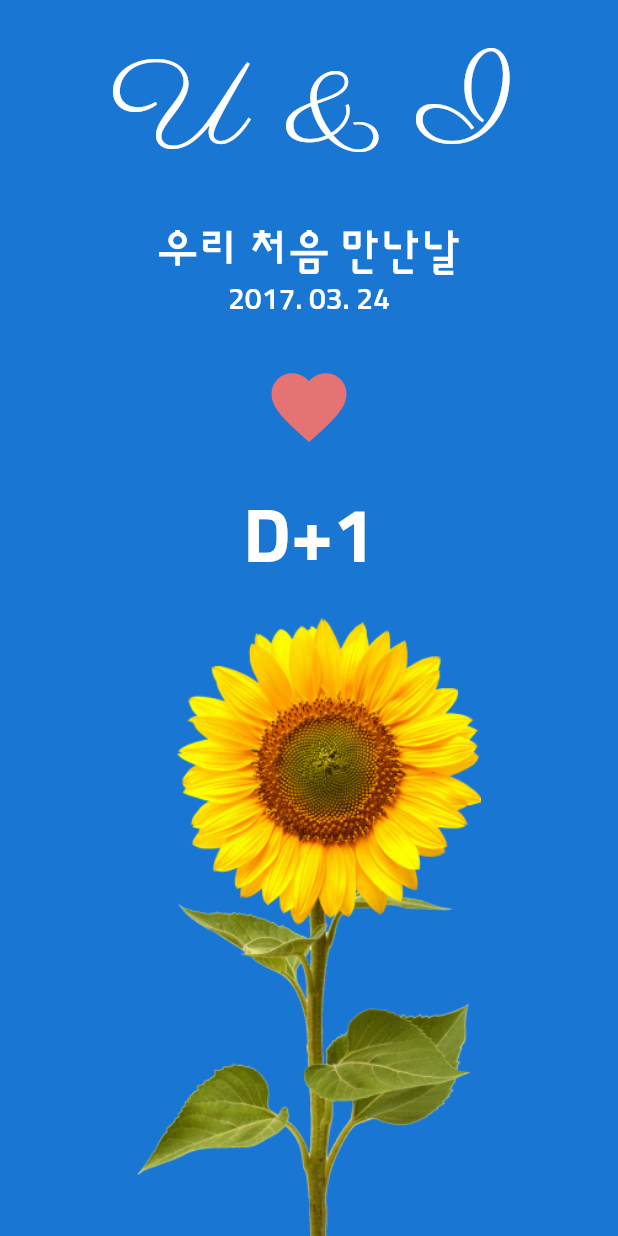
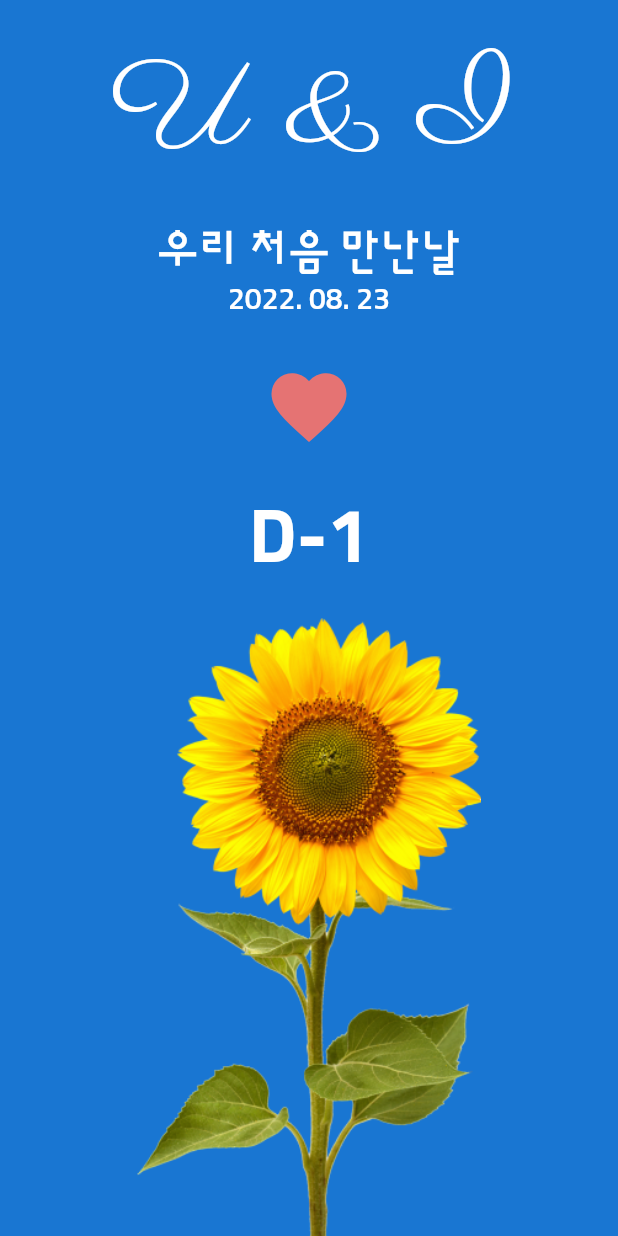
Before and after one commit to taeksoolee/flutter-chapter-study, a Flutter app: the screen it shows after launch, on a phone screen of 412 x 824 dp. Run offline on Flutter 3.47's test engine with Material 2 defaults, Android fonts, the phone set to English and light mode, and no system bars; our stand-ins replace webview_flutter.

Commit message:
🚀 u_and_i 기능 구현

```diff
--- a/coding_factory/lib/screens/u_and_i_screen.dart
+++ b/coding_factory/lib/screens/u_and_i_screen.dart
@@ -1,5 +1,6 @@
 import 'package:flutter/cupertino.dart';
 import 'package:flutter/material.dart';
+import 'package:intl/intl.dart';
 
 class UAndIScreen extends StatefulWidget {
   const UAndIScreen({ Key? key }) : super(key: key);
@@ -29,11 +30,24 @@ class _UAndIScreenState extends State<UAndIScreen> {
   }
 }
 
-class _TopPart extends StatelessWidget {
+class _TopPart extends StatefulWidget {
   const _TopPart({ Key? key }) : super(key: key);
 
   @override
+  State<_TopPart> createState() => _TopPartState();
+}
+
+class _TopPartState extends State<_TopPart> {
+  DateTime selectedDate = DateTime(
+    DateTime.now().year,
+    DateTime.now().month,
+    DateTime.now().day
+  );
+
+  @override
   Widget build(BuildContext context) {
+    final now = DateTime.now();
+
     return Expanded(
       child: Column(
         mainAxisAlignment: MainAxisAlignment.spaceEvenly,
@@ -44,8 +58,8 @@ class _TopPart extends StatelessWidget {
             children: [
               Text('우리 처음 만난날',
                 style: TextStyle(color: Colors.white, fontFamily: 'sunflower', fontSize: 30.0)),
-              Text('2017. 03. 24',
-            style: TextStyle(color: Colors.white, fontFamily: 'sunflower', fontSize: 20.0)),
+              Text(DateFormat('yyyy. MM. dd').format(selectedDate),
+                style: TextStyle(color: Colors.white, fontFamily: 'sunflower', fontSize: 20.0)),
             ],
           ),
           IconButton(
@@ -63,8 +77,14 @@ class _TopPart extends StatelessWidget {
                       height: 300.0,
                       child: CupertinoDatePicker(
                         mode: CupertinoDatePickerMode.date,
+                        initialDateTime: selectedDate,
+                        maximumDate: DateTime(
+                          now.year, now.month, now.day
+                        ),
                         onDateTimeChanged: (DateTime date) {
-                          print(date);
+                          setState(() {
+                            selectedDate = date;
+                          });
                         },
                       ),
                     ),
@@ -74,7 +94,13 @@ class _TopPart extends StatelessWidget {
             },
             icon: Icon(Icons.favorite, color: Colors.red[300])
           ),
-          Text('D+1',
+          Text('D-${
+              DateTime(
+                now.year,
+                now.month,
+                now.day
+              ).difference(selectedDate).inDays + 1
+            }',
             style: TextStyle(color: Colors.white, fontFamily: 'sunflower', fontSize: 50.0, fontWeight: FontWeight.w700))
         ],
       ),
--- a/coding_factory/pubspec.yaml
+++ b/coding_factory/pubspec.yaml
@@ -36,6 +36,7 @@ dependencies:
   cupertino_icons: ^1.0.2
 
   webview_flutter: ^3.0.0
+  intl: ^0.17.0
 dev_dependencies:
   flutter_test:
     sdk: flutter
```
Also changed, not shown: coding_factory/pubspec.lock.
